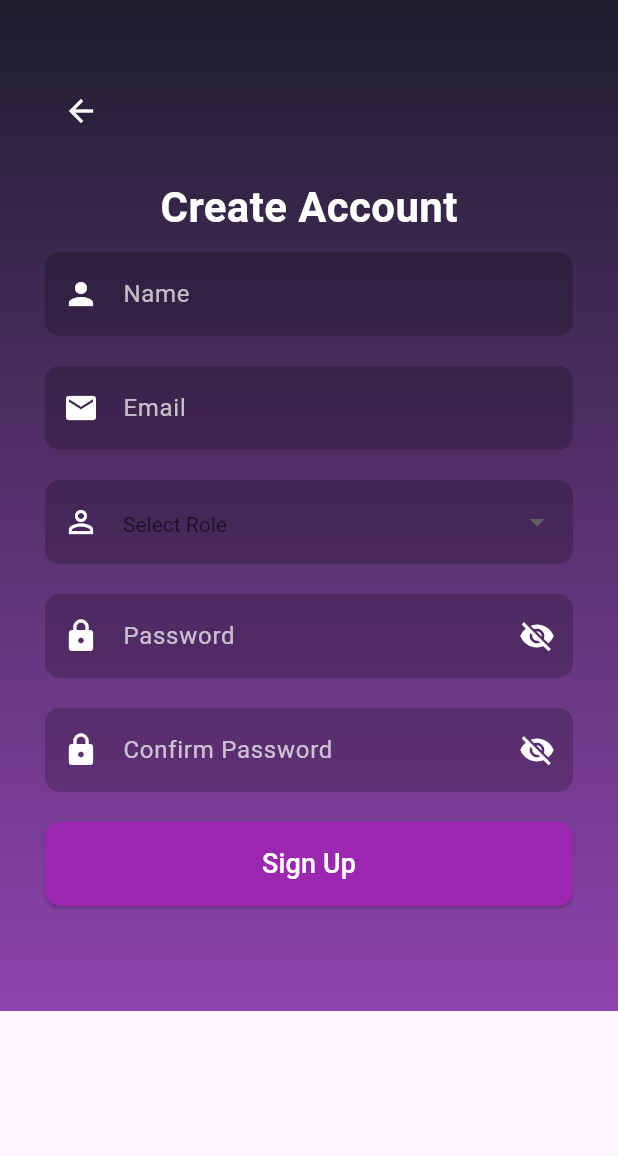
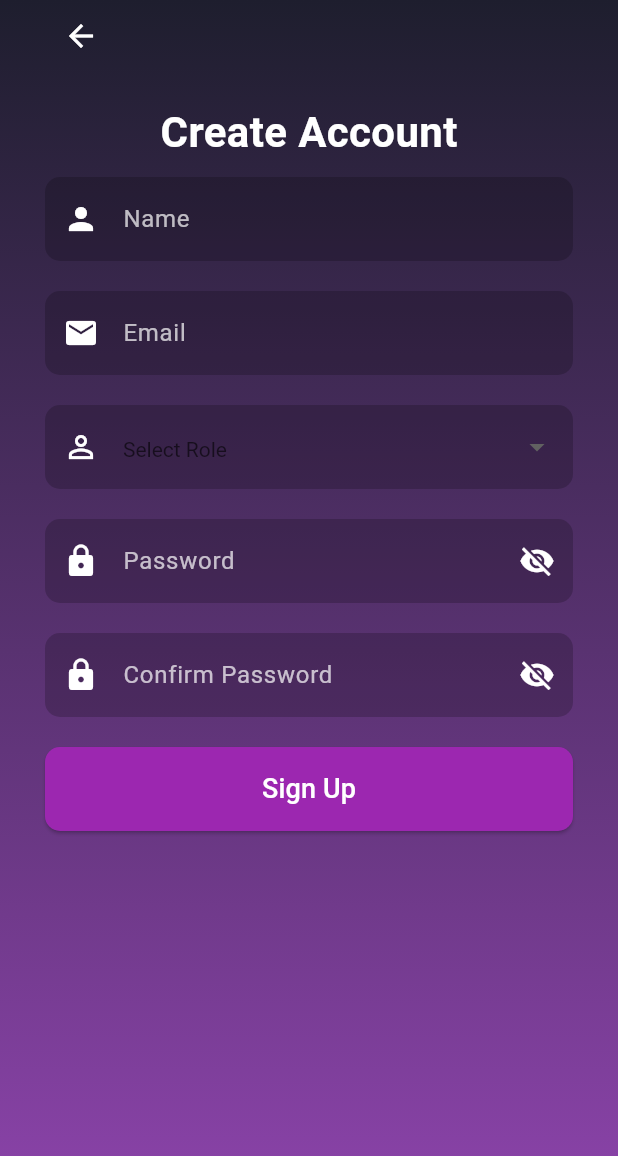
Before and after one commit to janindu333/caregiver-mobile, a Flutter app: the SignupPage screen opened directly, on a phone screen of 412 x 824 dp. Shown: the top 1156 px of the screen. Run offline on Flutter 3.47's test engine with Material 3 defaults, Android fonts, the light colour scheme and no system bars; our stand-ins replace cloud_firestore, firebase_auth, firebase_core, firebase_messaging, flutter_local_notifications, flutter_zoom_drawer; accounts and stored records are empty; network calls fail.

Commit message:
added some ui allignments

```diff
--- a/lib/features/auth/presentation/pages/signup_page.dart
+++ b/lib/features/auth/presentation/pages/signup_page.dart
@@ -25,9 +25,9 @@ class _SignupPageState extends State<SignupPage> {
   @override
   Widget build(BuildContext context) {
     return Scaffold(
-    body: Stack(
-      children: [
-        Container(
+      body: Container(
+        width: double.infinity,
+        height: double.infinity,
         decoration: BoxDecoration(
           gradient: LinearGradient(
             colors: [Color(0xFF1E1E2E), Color(0xFF8E44AD)],
@@ -35,20 +35,20 @@ Widget build(BuildContext context) {
             end: Alignment.bottomCenter,
           ),
         ),
-          child: SingleChildScrollView(  // <-- Added here
+        child: SafeArea(
+          child: SingleChildScrollView(
             child: Padding(
-              padding: const EdgeInsets.symmetric(horizontal: 30.0, vertical: 50.0),
+              padding: const EdgeInsets.symmetric(horizontal: 30.0),
               child: Column(
                 crossAxisAlignment: CrossAxisAlignment.start,
                 children: [
-                  // Back button
                   IconButton(
                     icon: Icon(Icons.arrow_back, color: Colors.white),
                     onPressed: () {
                       Navigator.pop(context);
                     },
                   ),
-                  SizedBox(height: 20),  // Adjust the space here
+                  SizedBox(height: 20),
                   Center(
                     child: Text(
                       'Create Account',
@@ -210,12 +210,9 @@ Widget build(BuildContext context) {
             ),
           ),
         ),
-      ],
       ),
     );
   }
-
-
 
   void _togglePasswordVisibility() {
     setState(() {
@@ -261,7 +258,6 @@ Widget build(BuildContext context) {
       if (user != null) {
         DocumentReference docRef = _firestore.collection('users').doc(user.uid);
 
-        // Use the Firestore-generated ID as the 'id' field in the document
         await docRef.set({
           'id': docRef.id, // Firestore-generated unique ID
           'name': _nameController.text.trim(),
```
Also changed, not shown: lib/features/auth/presentation/pages/login_page.dart (+2 -8 lines). Lines whose indentation alone changed are shown as unchanged.
